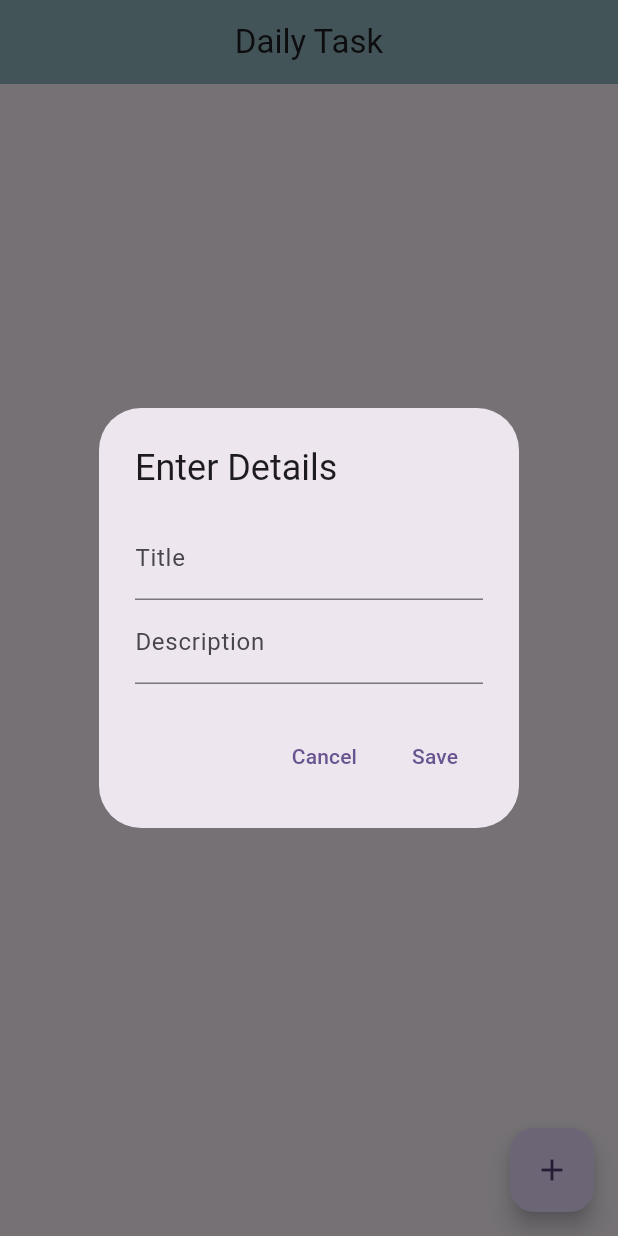
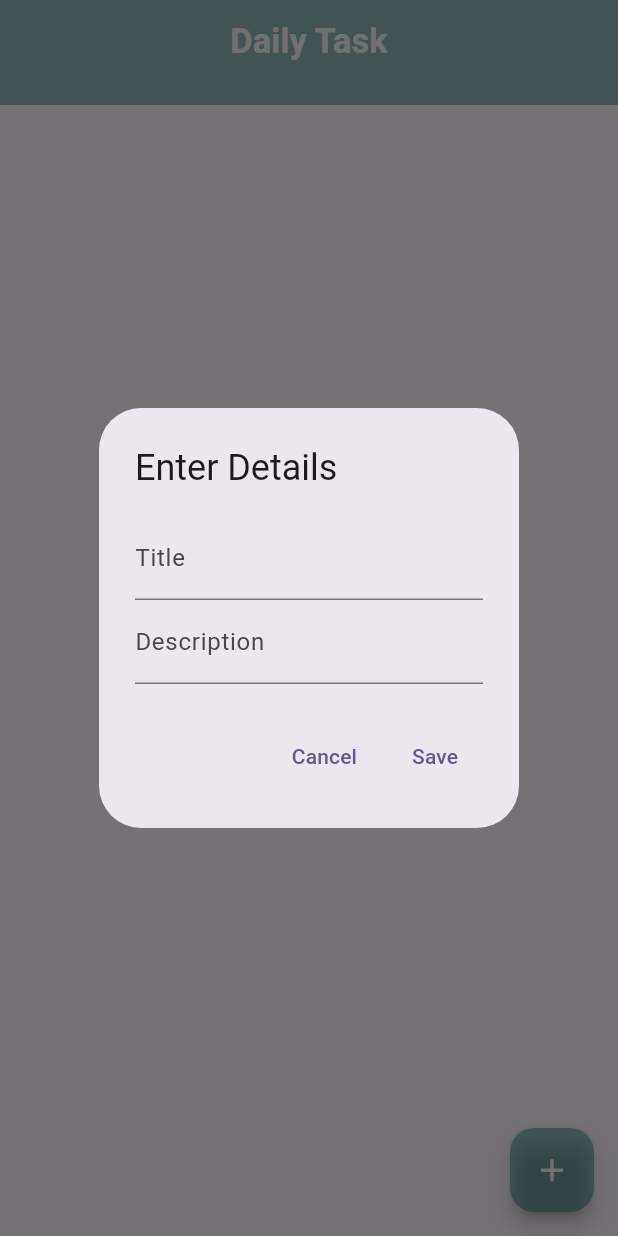
Before and after one commit to nayeemdiu/Getx-practices-for-Daily-Task-Complete-project, a Flutter app: the screen it shows after launch, after a tap on the "add" icon, on a phone screen of 412 x 824 dp. Run offline on Flutter 3.47's test engine with Material 3 defaults, Android fonts, the phone set to English and light mode, and no system bars; our stand-ins replace get, get_storage.

Commit message:
good working and reuseable code

```diff
--- a/lib/Getx all code/controller/task_controller.dart
+++ b/lib/Getx all code/controller/task_controller.dart
@@ -9,10 +9,10 @@ class TaskController extends GetxController {
   @override
   void onInit() {
     super.onInit();
-    loadTasks();  // Load tasks from storage on app start
+   loadTasks();  // Load tasks from storage on app start
   }
 
-  // Load tasks from storage
+  //Load tasks from storage
   void loadTasks() {
     var storedTasks = box.read<List>('tasks') ?? [];  // Retrieve stored data
     taskList.assignAll(
--- a/lib/Getx all code/model/task_model.dart
+++ b/lib/Getx all code/model/task_model.dart
@@ -1,9 +1,12 @@
+import 'package:flutter/material.dart';
+
 class TaskModel {
   int? id;
   String title;
   String decription;
+  String? dateTime;
 
-  TaskModel({this.id, required this.title, required this.decription});
+  TaskModel({this.id, required this.title, required this.decription,this.dateTime});
 
   // Convert to Map for GetStorage
   Map<String, dynamic> toMap() {
@@ -14,7 +17,7 @@ class TaskModel {
     };
   }
 
-  // Create instance from Map
+  //Create instance from Map
   factory TaskModel.fromMap(Map<String, dynamic> map) {
     return TaskModel(
       id: map['id'],
@@ -22,4 +25,6 @@ class TaskModel {
       decription: map['decription'],
     );
   }
+
+
 }
--- a/lib/Getx all code/utils/color.dart
+++ b/lib/Getx all code/utils/color.dart
@@ -2,4 +2,6 @@ import 'dart:ui';
 
 class AppColor {
   static const bgColor = Color(0x720D7371); // Example color (light grey)
+  static const buttonColor = Color(0x72070505); // Example color (light grey)
+  static const appColor = Color(0xF5FAF8F8); // Example color (light grey)
 }
--- /dev/null
+++ b/lib/Getx all code/view/custom_text_style.dart
@@ -0,0 +1,20 @@
+import 'package:flutter/material.dart';
+import 'package:getx_practiece/Getx%20all%20code/utils/color.dart';
+
+class CustomTitleText extends StatelessWidget {
+  final String text;
+
+  const CustomTitleText({required this.text});
+
+  @override
+  Widget build(BuildContext context) {
+    return Text(
+      text,
+      style: TextStyle(
+        color: AppColor.appColor,
+        fontSize: 23,
+        fontWeight: FontWeight.bold,
+      ),
+    );
+  }
+}
--- a/lib/Getx all code/view/home_screen.dart
+++ b/lib/Getx all code/view/home_screen.dart
@@ -1,32 +1,44 @@
 import 'package:flutter/material.dart';
 import 'package:get/get.dart';
-import 'package:get/get_common/get_reset.dart';
 import 'package:get/get_core/src/get_main.dart';
 import 'package:getx_practiece/Getx%20all%20code/config/app_config.dart';
 import 'package:getx_practiece/Getx%20all%20code/controller/task_controller.dart';
 import 'package:getx_practiece/Getx%20all%20code/model/task_model.dart';
 import 'package:getx_practiece/Getx%20all%20code/utils/color.dart';
 import 'package:getx_practiece/Getx%20all%20code/widget/custom_notes.dart';
+import 'package:intl/intl.dart';
+
+import 'custom_text_style.dart';
 
 class HomeScreen extends StatelessWidget {
-  const HomeScreen({super.key,});
+  const HomeScreen({
+    super.key,
+  });
 
   @override
   Widget build(BuildContext context) {
     // Controllers declared outside the builder
     TextEditingController titleController = TextEditingController();
+
     TextEditingController descriptionController = TextEditingController();
-    final  controller = Get.put(TaskController());
+
+    final controller = Get.put(TaskController());
 
     return Scaffold(
-      appBar: AppBar(
+      appBar: PreferredSize(
+        preferredSize:Size.fromHeight(70),
+        child: AppBar(
           scrolledUnderElevation: 0,
-        elevation: 1,
-        title: Text(Appconfig.appName),
+          elevation: 3,
+          title: CustomTitleText(text: 'Daily Task',),
           backgroundColor: AppColor.bgColor,
           centerTitle: true,
         ),
+      ),
       floatingActionButton: FloatingActionButton(
+        elevation: 5,
+        autofocus: true,
+        backgroundColor: AppColor.bgColor,
         onPressed: () {
           showDialog(
             context: context,
@@ -55,15 +67,11 @@ class HomeScreen extends StatelessWidget {
                   ),
                   TextButton(
                     onPressed: () {
-                      print(titleController.text);
-                      print(descriptionController.text);
                       controller.addTask(TaskModel(
                           title: titleController.text,
-                          decription: descriptionController.text
-                      ));
+                          decription: descriptionController.text));
                       Get.back();
                     },
-
                     child: Text('Save'),
                   ),
                 ],
@@ -71,14 +79,23 @@ class HomeScreen extends StatelessWidget {
             },
           );
         },
-        child: Icon(Icons.add),
+        child: Icon(
+          Icons.add,
+          size: 25,
+          color: AppColor.appColor,
         ),
-      body: Obx(() => ListView.builder(
+      ),
+        body: Obx(() =>ListView.builder(
         padding: EdgeInsets.symmetric(vertical: 8),
         itemCount: controller.taskList.length,
         itemBuilder: (context, index) {
           final task = controller.taskList[index];
+          final time = DateFormat.jm(task.dateTime);
           return CustomNotes(
+            dateTime: time.toString(),
+            onTab: (){
+              controller.deleteTask(task.id!);
+            },
             title: task.title,
             decription: task.decription,
             onDelete: () {
@@ -92,6 +109,7 @@ class HomeScreen extends StatelessWidget {
         },
       )),
 
+
     );
   }
 }
--- a/pubspec.yaml
+++ b/pubspec.yaml
@@ -38,6 +38,7 @@ dependencies:
   get: ^4.6.6
   http:
   get_storage: ^2.0.3
+  intl:
   flutter_staggered_grid_view: ^0.7.0
 
 dev_dependencies:
```
Also changed, not shown: lib/Getx all code/widget/custom_notes.dart (+9 -3 lines), pubspec.lock. Lines whose indentation alone changed are shown as unchanged.
